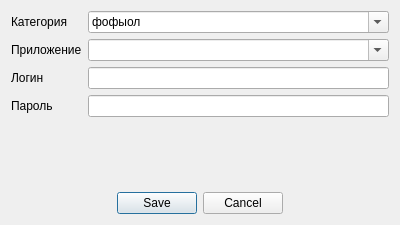
This is ui/Add_password.ui in Syricoff/SKeyPassword as Qt 5 draws it before an edit. The edited form follows.
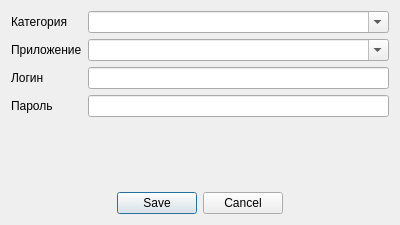
This is the edited form.

```diff
--- a/ui/Add_password.ui
+++ b/ui/Add_password.ui
@@ -31,11 +31,9 @@
        <property name="editable">
         <bool>true</bool>
        </property>
-       <item>
-        <property name="text">
-         <string>фофыол</string>
-        </property>
-       </item>
+       <property name="placeholderText">
+        <string/>
+       </property>
       </widget>
      </item>
      <item row="1" column="0">
```
Left out of the diff: 36 changed lines with no effect on the pictures.
